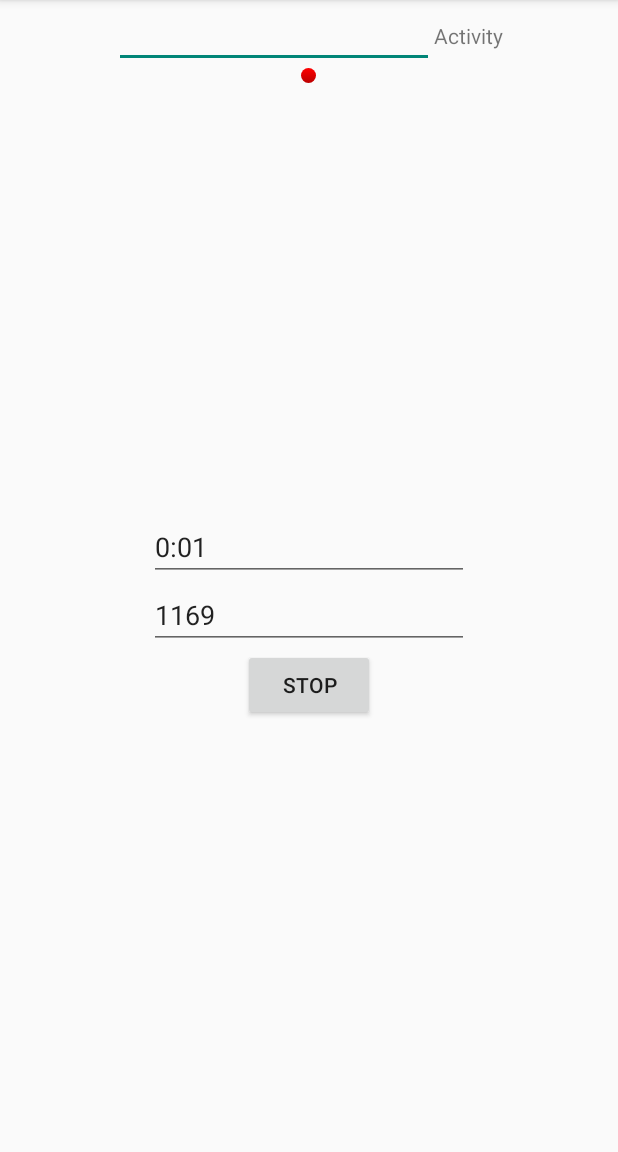
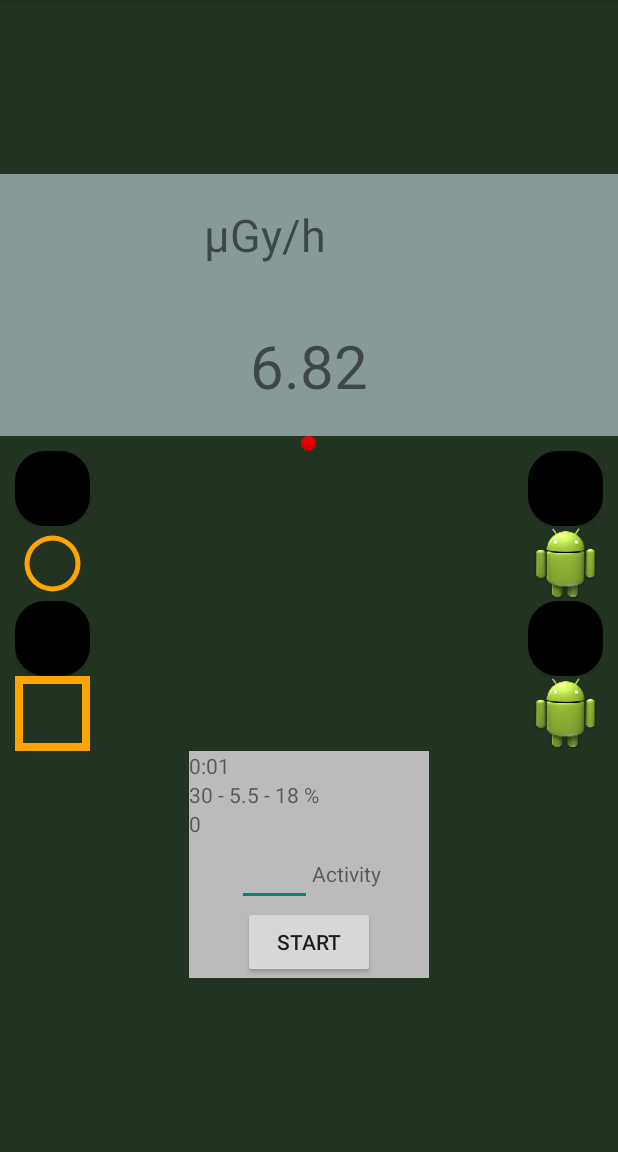
Before and after one commit to sickel/measem, an Android app: the screen it shows after launch (MainActivity), after a tap on "START", on a phone screen of 412 x 824 dp, the part 84-1236 px from its top. Run offline under Robolectric (Android 15) with nearby library versions, the phone set to English and light mode, and no system bars; 1 other tap on this screen came first.

Commit message:
lots of updates...

```diff
--- a/app/src/main/java/com/mortensickel/measemulator/MainActivity.java
+++ b/app/src/main/java/com/mortensickel/measemulator/MainActivity.java
@@ -27,9 +27,15 @@ import android.widget.*;
 
 public class MainActivity extends Activity
 {
-
-	TextView text, text3,tvAct;
+	/*
+	0.44 pps = 0.1uSv/h
+	16. pulser pr nSv
+	*/
+	boolean poweron=false;
+	long meastime;
+	TextView text,text2, text3,tvAct, tvDoserate;
     long starttime = 0;
+	public long pulses=0;
     //this  posts a message to the main thread from our timertask
     //and updates the textfield
 	final Handler h = new Handler(new Callback() {
@@ -38,9 +44,12 @@ public class MainActivity extends Activity
 			public boolean handleMessage(Message msg) {
 				long millis = System.currentTimeMillis() - starttime;
 				int seconds = (int) (millis / 1000);
+				if(seconds>0){
+					double doserate=(double)pulses/(double)seconds/4.4;
+					tvDoserate.setText(String.format("%.2f",doserate));
+				}
 				int minutes = seconds / 60;
 				seconds     = seconds % 60;
-
 				text.setText(String.format("%d:%02d", minutes, seconds));
 				return false;
 			}
@@ -51,17 +60,36 @@ public class MainActivity extends Activity
 
         @Override
         public void run() {
+
+			Integer act=Integer.parseInt(tvAct.getText().toString());
+			if(act==0){
+				act=1;
+			}
+			Integer interval=5000/act;
+			if (interval==0){
+				interval=1;
+			}
+
+			long pause=interval;
+			if(interval > 5){
 				Random rng=new Random();
-			Double pause=rng.nextGaussian();
-			String act=tvAct.getText().toString();
-			if(act.equals("")){
-				act="1";
+				pause=(long)rng.nextGaussian();
+
+				Integer sd=interval/4;
+				pause=pause*sd+interval;
+				if(pause<0){pause=0;}
 			}
-			Integer interval=1000/Integer.parseInt(act);
-			Integer sd=interval/5;
-			pause=pause*sd+interval;
-			if(pause<0){pause=0.0;}
-			text3.setText(String.format("%d",pause.intValue()));
+			h2.postDelayed(run,pause);
+			text3.setText(String.format("%d",pause));
+
+			//h2.postDelayed(this,pause.intValue());
+			//text3.setText(String.format("%d",pause.intValue()));
+			receivepulse();
+			//Handler blkh=new Handler();
+        }
+    };
+
+	public void receivepulse(){
 		LinearLayout myText = (LinearLayout) findViewById(R.id.llLed );
 		Animation anim = new AlphaAnimation(0.0f, 1.0f);
 		anim.setDuration(50); //You can manage the time of the blink with this parameter
@@ -69,10 +97,10 @@ public class MainActivity extends Activity
 		anim.setRepeatMode(Animation.REVERSE);
 		anim.setRepeatCount(0);
 		myText.startAnimation(anim);
-			h2.postDelayed(this,pause.intValue());
-			//Handler blkh=new Handler();
+		pulses++;
+		Double sdev=Math.sqrt(pulses);
+		text2.setText(String.format("%d - %.1f - %.0f %%",pulses,sdev,sdev/pulses*100));
 	}
-    };
 
 	//tells handler to send a message
 	class firstTask extends TimerTask {
@@ -83,28 +111,6 @@ public class MainActivity extends Activity
         }
 	};
 
-	//tells activity to run on ui thread
-	/*class secondTask extends TimerTask {
-
-        @Override
-        public void run() {
-            main.this.runOnUiThread(new Runnable() {
-
-					@Override
-					public void run() {
-						long millis = System.currentTimeMillis() - starttime;
-						int seconds = (int) (millis / 1000);
-						int minutes = seconds / 60;
-						seconds     = seconds % 60;
-
-						text2.setText(String.format("%d:%02d", minutes, seconds));
-					}
-				});
-        }
-	};
-
-	*/
-
 
 	Timer timer = new Timer();
     @Override
@@ -113,8 +119,9 @@ public class MainActivity extends Activity
         setContentView(R.layout.main);
 
         text = (TextView)findViewById(R.id.text);
-      //  text2 = (TextView)findViewById(R.id.text2);
+        text2 = (TextView)findViewById(R.id.text2);
         text3 = (TextView)findViewById(R.id.text3);
+		tvDoserate = (TextView)findViewById(R.id.etDoserate);
 		tvAct=(TextView)findViewById(R.id.activity);
         Button b = (Button)findViewById(R.id.button);
         b.setText("start");
@@ -123,11 +130,13 @@ public class MainActivity extends Activity
 				@Override
 				public void onClick(View v) {
 					Button b = (Button)v;
-					if(b.getText().equals("stop")){
+					if(poweron){
 						timer.cancel();
 						timer.purge();
 						h2.removeCallbacks(run);
+						pulses=0;
 						b.setText("start");
+						poweron=false;
 					}else{
 						starttime = System.currentTimeMillis();
 						timer = new Timer();
@@ -135,11 +144,36 @@ public class MainActivity extends Activity
 						//timer.schedule(new secondTask(),  0,500);
 						h2.postDelayed(run, 0);
 						b.setText("stop");
+						poweron=true;
+					}
+				}
+			});
+
+
+    b = (Button)findViewById(R.id.btPower);
+	b.setOnClickListener(new View.OnClickListener() {
+
+	@Override
+	public void onClick(View v) {
+		Button b = (Button)v;
+
+		if(poweron){
+			timer.cancel();
+			timer.purge();
+			h2.removeCallbacks(run);
+			pulses=0;
+			poweron=false;
+		}else{
+			starttime = System.currentTimeMillis();
+			timer = new Timer();
+			timer.schedule(new firstTask(), 0,500);
+			//timer.schedule(new secondTask(),  0,500);
+			h2.postDelayed(run, 0);
+			poweron=true;
 		}
 	}
 	});
 }
-
   @Override
     public void onPause() {
         super.onPause();
--- /dev/null
+++ b/app/src/main/res/drawable-hdpi/onoff.xml
@@ -0,0 +1,11 @@
+<?xml version="1.0" encoding="utf-8"?>
+<shape
+	xmlns:android="http://schemas.android.com/apk/res/android"
+	android:shape="ring"
+	android:innerRadius="15dp"
+	android:thickness="3dp"
+	android:useLevel="false">
+
+	<solid android:color="#ffa500" />
+
+</shape>
--- /dev/null
+++ b/app/src/main/res/drawable-hdpi/roundbutton.xml
@@ -0,0 +1,9 @@
+<?xml version="1.0" encoding="utf-8"?>
+<shape xmlns:android="http://schemas.android.com/apk/res/android"
+	android:shape="rectangle">
+    <solid android:color="#000000" />
+    <corners android:bottomRightRadius="20dp"
+        android:bottomLeftRadius="20dp"
+        android:topRightRadius="20dp"
+        android:topLeftRadius="20dp"/>
+</shape>
--- /dev/null
+++ b/app/src/main/res/drawable-hdpi/uparrow.xml
@@ -0,0 +1,16 @@
+<?xml version="1.0" encoding="utf-8"?>
+<shape
+	xmlns:android="http://schemas.android.com/apk/res/android"
+	android:shape="rectangle">
+
+	<!-- Specify a semi-transparent solid green background color -->
+
+
+	<!-- Specify a dark green border -->
+	<stroke
+		android:width="5dp"
+		android:color="#ffa500" />
+
+	<!-- Specify the margins that all content inside the drawable must adhere to -->
+
+</shape>
--- a/app/src/main/res/layout/main.xml
+++ b/app/src/main/res/layout/main.xml
@@ -4,25 +4,34 @@
 	android:layout_width="match_parent"
 	android:layout_height="match_parent"
 	android:gravity="center"
+	android:background="#223322"
 	android:orientation="vertical">
 
 	<LinearLayout
 		android:layout_height="wrap_content"
 		android:layout_width="wrap_content"
-		android:orientation="horizontal"
-		android:id="@+id/lLActivity">
-
-		<EditText
+		android:orientation="vertical"
+		android:background="#889999"
+		android:id="@+id/lLActivity"
+		>
+		<TextView
+			android:gravity="center_horizontal"
+			android:textSize="30dp"
+			android:text="@string/ugyh"
 			android:layout_height="wrap_content"
-			android:inputType="number"
 			android:layout_width="wrap_content"
 			android:ems="10"
-			android:id="@+id/activity"/>
+			android:padding="20dp"
+			android:id="@+id/etUnit"/>
 
 		<TextView
+			android:gravity="center_horizontal"
+			android:textSize="40dp"
 			android:layout_height="wrap_content"
 			android:layout_width="wrap_content"
-			android:text="@string/activity"/>
+			android:ems="10"
+			android:padding="20dp"
+			android:id="@+id/etDoserate"/>
 
 	</LinearLayout>
 
@@ -34,22 +43,155 @@
 		android:id="@+id/llLed"/>
 
 	<LinearLayout
-		android:layout_width="match_parent"
-		android:layout_height="match_parent"
+		android:layout_height="wrap_content"
+		android:layout_width="wrap_content"
+		android:orientation="horizontal">
+
+		<RelativeLayout
+			android:layout_width="fill_parent"
+			android:layout_height="wrap_content"
+			android:paddingRight="10dp"
+			android:paddingLeft="10dp">
+
+			<Button
+				android:layout_height="50dp"
+				android:layout_width="50dp"
+				android:background="@drawable/roundbutton"
+				android:layout_alignParentLeft="true"
+				android:id="@+id/btPower"/>
+
+			<Button
+				android:layout_height="50dp"
+				android:layout_width="50dp"
+				android:background="@drawable/roundbutton"
+				android:layout_alignParentRight="true"
+				android:id="@+id/btLight"/>
+
+		</RelativeLayout>
+
+	</LinearLayout>
+
+	<RelativeLayout
+		android:layout_width="fill_parent"
+		android:layout_height="wrap_content"
+		android:paddingRight="10dp"
+		android:paddingLeft="10dp">
+
+
+		<LinearLayout
+			android:layout_height="50dp"
+			android:layout_width="50dp"
+			android:orientation="horizontal"
+			android:background="@drawable/onoff"
+			android:layout_alignParentLeft="true"/>
+		<LinearLayout
+			android:layout_height="50dp"
+			android:layout_width="50dp"
+			android:orientation="horizontal"
+			android:background="@drawable/ic_launcher"
+			android:layout_alignParentRight="true"/>
+
+	</RelativeLayout>
+
+	<LinearLayout
+		android:layout_height="wrap_content"
+		android:layout_width="wrap_content"
+		android:orientation="horizontal">
+
+		<RelativeLayout
+			android:layout_width="fill_parent"
+			android:layout_height="wrap_content"
+			android:paddingRight="10dp"
+			android:paddingLeft="10dp">
+
+			<RelativeLayout
+				android:layout_width="fill_parent"
+				android:layout_height="wrap_content">
+
+				<Button
+					android:layout_height="50dp"
+					android:layout_width="50dp"
+					android:background="@drawable/roundbutton"
+					android:layout_alignParentLeft="true"
+					android:id="@+id/btArrow"/>
+
+				<Button
+					android:layout_height="50dp"
+					android:layout_width="50dp"
+					android:background="@drawable/roundbutton"
+					android:layout_alignParentRight="true"
+					android:id="@+id/btSpeaker"/>
+
+			</RelativeLayout>
+
+		</RelativeLayout>
+
+	</LinearLayout>
+	<RelativeLayout
+		android:layout_width="fill_parent"
+		android:layout_height="wrap_content"
+		android:paddingRight="10dp"
+		android:paddingLeft="10dp">
+
+
+		<LinearLayout
+			android:layout_height="50dp"
+			android:layout_width="50dp"
+			android:orientation="horizontal"
+			android:background="@drawable/uparrow"
+			android:layout_alignParentLeft="true"/>
+		<LinearLayout
+			android:layout_height="50dp"
+			android:layout_width="50dp"
+			android:orientation="horizontal"
+			android:background="@drawable/ic_launcher"
+			android:layout_alignParentRight="true"/>
+
+	</RelativeLayout>
+	<LinearLayout
+		android:layout_width="wrap_content"
+		android:layout_height="wrap_content"
 		android:gravity="center"
+		android:background="#bbbbbb"
 		android:orientation="vertical">
 
-		<EditText
+		<TextView
 			android:layout_height="wrap_content"
 			android:layout_width="wrap_content"
 			android:ems="10"
 			android:id="@+id/text"/>
 
-		<EditText
+		<TextView
+			android:layout_height="wrap_content"
+			android:layout_width="wrap_content"
+			android:ems="10"
+			android:id="@+id/text2"/>
+
+		<TextView
 			android:layout_height="wrap_content"
 			android:layout_width="wrap_content"
 			android:ems="10"
 			android:id="@+id/text3"/>
+
+		<LinearLayout
+			android:layout_height="wrap_content"
+			android:layout_width="wrap_content"
+			android:orientation="horizontal"
+			android:id="@+id/lLActivity">
+
+			<EditText
+				android:layout_height="wrap_content"
+				android:inputType="number"
+				android:layout_width="50dp"
+				android:ems="10"
+				android:id="@+id/activity"/>
+
+			<TextView
+				android:layout_height="wrap_content"
+				android:layout_width="wrap_content"
+				android:text="@string/activity"/>
+
+		</LinearLayout>
 
 		<Button
 			android:layout_height="wrap_content"
--- a/app/src/main/res/values/strings.xml
+++ b/app/src/main/res/values/strings.xml
@@ -3,5 +3,6 @@
 
     <string name="app_name">Measurement Emulator</string>
     <string name="activity">Activity</string>
-
+	<string name="ugyh">μGy/h</string>
+	<string name="ugy">μGy</string>
 </resources>
```
Lines whose indentation alone changed are shown as unchanged.
